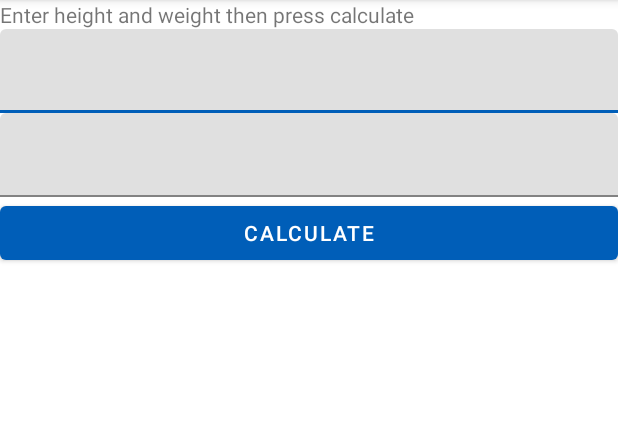
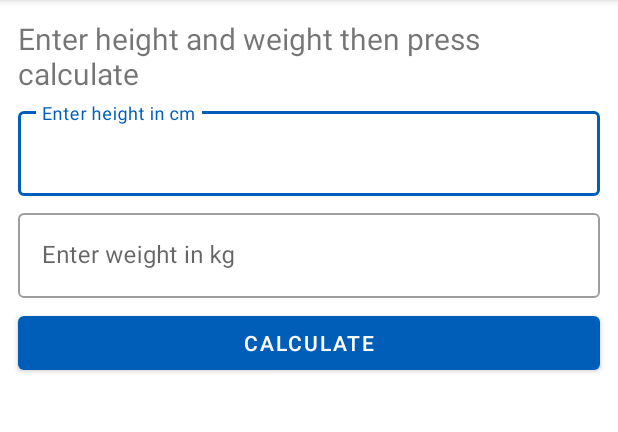
Before and after one commit to gregorl82/Android_BMICalculator, an Android app: the screen it shows after launch (MainActivity), on a phone screen of 412 x 824 dp, the part 84-516 px from its top. Run offline under Robolectric (Android 15) with nearby library versions, the phone set to English and light mode, and no system bars.

Commit message:
Add styling to UI components

```diff
--- a/app/src/main/res/layout/activity_main.xml
+++ b/app/src/main/res/layout/activity_main.xml
@@ -8,22 +8,32 @@
 
     <TextView
         android:id="@+id/tv_instructions"
-        android:text="@string/instructions"
         android:layout_width="match_parent"
         android:layout_height="wrap_content"
-        app:layout_constraintTop_toTopOf="parent"
-        app:layout_constraintStart_toStartOf="parent"/>
+        android:layout_marginTop="12dp"
+        android:layout_marginLeft="12dp"
+        android:layout_marginRight="12dp"
+        android:text="@string/instructions"
+        android:textSize="20sp"
+        app:layout_constraintStart_toStartOf="parent"
+        app:layout_constraintTop_toTopOf="parent" />
 
     <com.google.android.material.textfield.TextInputLayout
         android:id="@+id/height_input_wrapper"
         android:layout_width="match_parent"
         android:layout_height="wrap_content"
-        app:layout_constraintTop_toBottomOf="@id/tv_instructions"
-        app:layout_constraintStart_toStartOf="parent">
+        android:layout_marginLeft="12dp"
+        android:layout_marginRight="12dp"
+        android:layout_marginTop="6dp"
+        android:hint="@string/height"
+        style="@style/Widget.MaterialComponents.TextInputLayout.OutlinedBox"
+        app:layout_constraintEnd_toEndOf="parent"
+        app:layout_constraintStart_toStartOf="parent"
+        app:layout_constraintTop_toBottomOf="@id/tv_instructions">
 
         <com.google.android.material.textfield.TextInputEditText
             android:layout_width="match_parent"
-            android:layout_height="wrap_content"/>
+            android:layout_height="wrap_content" />
 
     </com.google.android.material.textfield.TextInputLayout>
 
@@ -31,28 +41,42 @@
         android:id="@+id/weight_input_wrapper"
         android:layout_width="match_parent"
         android:layout_height="wrap_content"
-        app:layout_constraintTop_toBottomOf="@id/height_input_wrapper"
-        app:layout_constraintStart_toStartOf="parent">
+        android:layout_marginLeft="12dp"
+        android:layout_marginRight="12dp"
+        android:layout_marginTop="6dp"
+        android:hint="@string/weight"
+        style="@style/Widget.MaterialComponents.TextInputLayout.OutlinedBox"
+        app:layout_constraintEnd_toEndOf="parent"
+        app:layout_constraintStart_toStartOf="parent"
+        app:layout_constraintTop_toBottomOf="@id/height_input_wrapper">
 
         <com.google.android.material.textfield.TextInputEditText
             android:layout_width="match_parent"
-            android:layout_height="wrap_content"/>
+            android:layout_height="wrap_content" />
 
     </com.google.android.material.textfield.TextInputLayout>
 
     <com.google.android.material.button.MaterialButton
         android:id="@+id/calculate_button"
-        android:text="@string/calculate"
         android:layout_width="match_parent"
         android:layout_height="wrap_content"
-        app:layout_constraintTop_toBottomOf="@id/weight_input_wrapper"
-        app:layout_constraintStart_toStartOf="parent"/>
+        android:layout_marginLeft="12dp"
+        android:layout_marginRight="12dp"
+        android:layout_marginTop="6dp"
+        android:text="@string/calculate"
+        app:layout_constraintEnd_toEndOf="parent"
+        app:layout_constraintStart_toStartOf="parent"
+        app:layout_constraintTop_toBottomOf="@id/weight_input_wrapper" />
 
     <TextView
         android:id="@+id/tv_result_display"
         android:layout_width="match_parent"
         android:layout_height="wrap_content"
-        app:layout_constraintTop_toBottomOf="@id/calculate_button"
-        app:layout_constraintStart_toStartOf="parent"/>
+        android:layout_marginLeft="12dp"
+        android:layout_marginRight="12dp"
+        android:layout_marginTop="6dp"
+        android:textSize="20sp"
+        app:layout_constraintStart_toStartOf="parent"
+        app:layout_constraintTop_toBottomOf="@id/calculate_button" />
 
 </androidx.constraintlayout.widget.ConstraintLayout>
```
